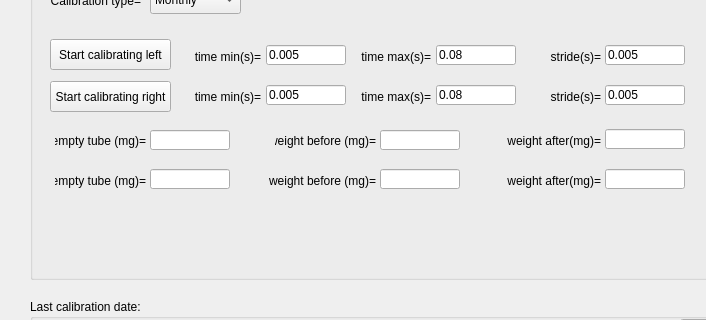
Before: the Qt Designer form src/foraging_gui/Calibration.ui in AllenNeuralDynamics/dynamic-foraging-task, drawn with Qt 5; both pictures show x 0 to 706 and y 251 to 571 of the 1080 by 869 pixel window.
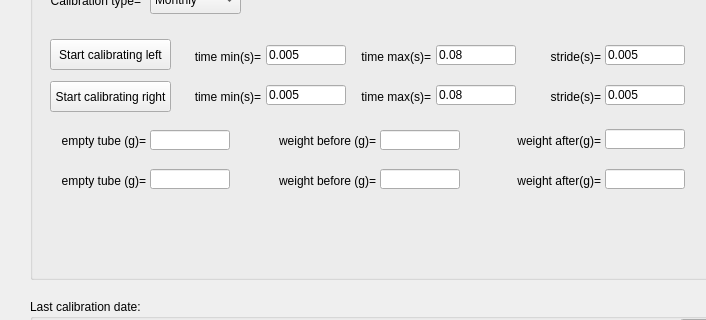
After: the same form once the commit is applied.

Commit message: Convert water calibration unit from g to mg

What changed in the file:
```diff
--- a/src/foraging_gui/Calibration.ui
+++ b/src/foraging_gui/Calibration.ui
@@ -520,7 +520,7 @@
     </rect>
    </property>
    <property name="text">
-    <string>weight after(mg)=</string>
+    <string>weight after(g)=</string>
    </property>
    <property name="textFormat">
     <enum>Qt::AutoText</enum>
@@ -577,7 +577,7 @@
     </rect>
    </property>
    <property name="text">
-    <string>weight after(mg)=</string>
+    <string>weight after(g)=</string>
    </property>
    <property name="textFormat">
     <enum>Qt::AutoText</enum>
@@ -1038,7 +1038,7 @@
      </rect>
     </property>
     <property name="text">
-     <string>weight before (mg)=</string>
+     <string>weight before (g)=</string>
     </property>
     <property name="textFormat">
      <enum>Qt::AutoText</enum>
@@ -1070,7 +1070,7 @@
      </rect>
     </property>
     <property name="text">
-     <string>weight before (mg)=</string>
+     <string>weight before (g)=</string>
     </property>
     <property name="textFormat">
      <enum>Qt::AutoText</enum>
@@ -1143,7 +1143,7 @@
      </rect>
     </property>
     <property name="text">
-     <string>empty tube (mg)=</string>
+     <string>empty tube (g)=</string>
     </property>
     <property name="textFormat">
      <enum>Qt::AutoText</enum>
@@ -1175,7 +1175,7 @@
      </rect>
     </property>
     <property name="text">
-     <string>empty tube (mg)=</string>
+     <string>empty tube (g)=</string>
     </property>
     <property name="textFormat">
      <enum>Qt::AutoText</enum>
```
The commit also changes 4 other files.
